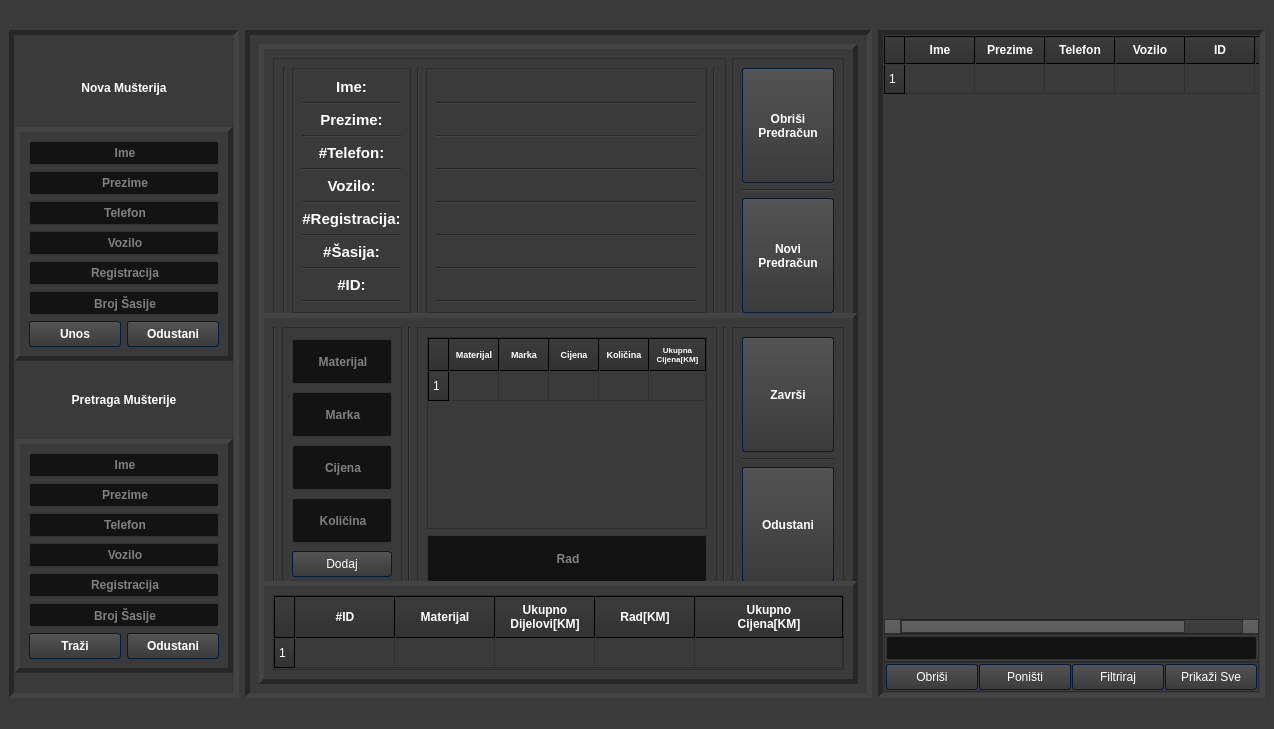
First picture: the form in untitled.ui, repository 4ntim4tter/Budget-Flow, before the edit.
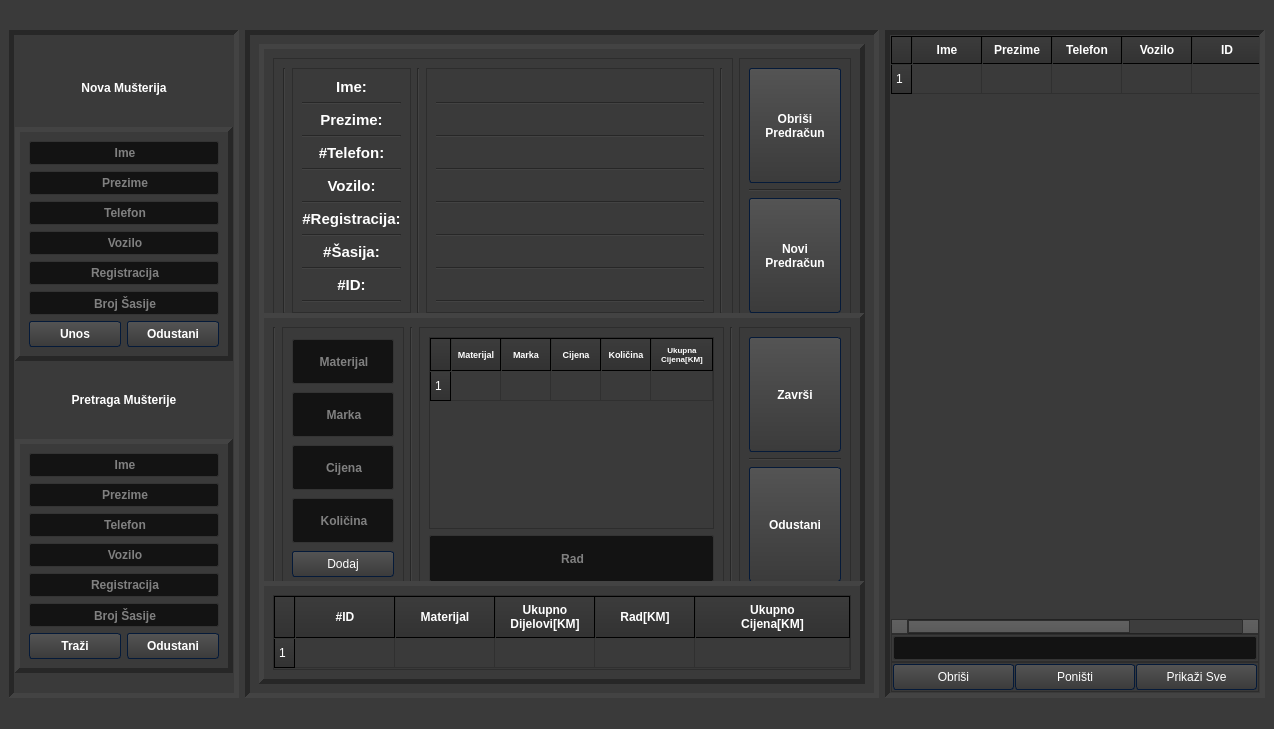
Second picture: the form after the edit. Icons and pictures are not drawn.

Patch:
```diff
--- a/untitled.ui
+++ b/untitled.ui
@@ -1029,7 +1029,7 @@
      <bold>true</bold>
     </font>
    </property>
-   <layout class="QGridLayout" name="gridLayout_4" columnstretch="3,10,5">
+   <layout class="QGridLayout" name="gridLayout_4" columnstretch="3,10,6">
     <property name="topMargin">
      <number>30</number>
     </property>
@@ -3129,13 +3129,6 @@
             </property>
            </widget>
           </item>
-          <item>
-           <widget class="QPushButton" name="filter_table_button">
-            <property name="text">
-             <string>Filtriraj</string>
-            </property>
-           </widget>
-          </item>
           <item>
            <widget class="QPushButton" name="populate_table_button">
             <property name="text">
```
